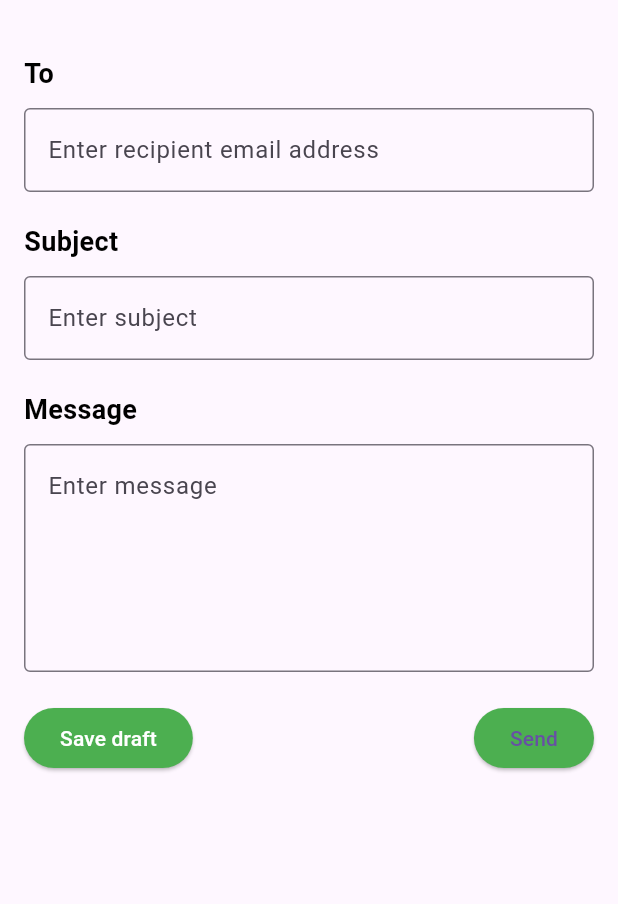
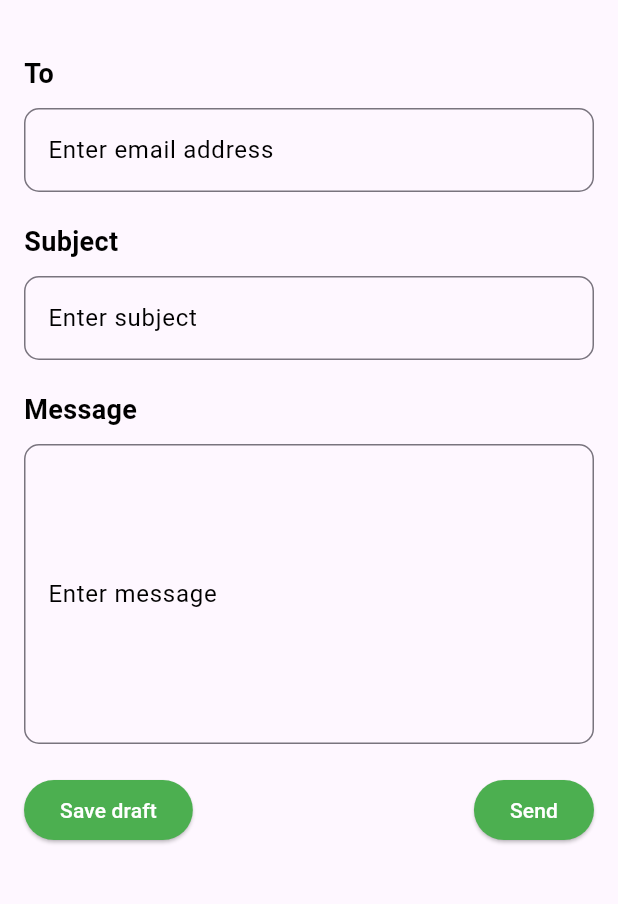
Before and after one commit to Aurits/webmail_v3, a Flutter app: the ComposeEmail screen opened by its route, on a phone screen of 412 x 824 dp, the part 90-994 px from its top. Run offline on Flutter 3.47's test engine with Material 3 defaults, Android fonts, the phone set to English and light mode, and no system bars; our stand-ins replace dio, flutter_form_builder, flutter_widget_from_html, form_builder_validators, settings_ui, sqflite; accounts and stored records are empty.

Commit message:
Dec 1, 2023, 12:35 PM

```diff
--- a/lib/pages/compose/compose.dart
+++ b/lib/pages/compose/compose.dart
@@ -52,8 +52,12 @@ class _ComposeEmailState extends State<ComposeEmail> {
               TextFormField(
                 style: const TextStyle(fontSize: 16),
                 decoration: const InputDecoration(
-                  border: OutlineInputBorder(),
-                  hintText: 'Enter recipient email address',
+                  border: OutlineInputBorder(
+                    borderSide: BorderSide(color: Colors.black),
+                    borderRadius: BorderRadius.all(Radius.circular(10)),
+                  ),
+                  label: Text('Enter email address'),
+                  labelStyle: TextStyle(color: Colors.black),
                 ),
               ),
               const SizedBox(height: 20),
@@ -69,8 +73,11 @@ class _ComposeEmailState extends State<ComposeEmail> {
               TextFormField(
                 style: const TextStyle(fontSize: 16),
                 decoration: const InputDecoration(
-                  border: OutlineInputBorder(),
-                  hintText: 'Enter subject',
+                  border: OutlineInputBorder(
+                      borderSide: BorderSide(color: Colors.black),
+                      borderRadius: BorderRadius.all(Radius.circular(10))),
+                  label: Text('Enter subject'),
+                  labelStyle: TextStyle(color: Colors.black),
                 ),
               ),
               const SizedBox(height: 20),
@@ -85,10 +92,13 @@ class _ComposeEmailState extends State<ComposeEmail> {
               const SizedBox(height: 10),
               TextFormField(
                 style: const TextStyle(fontSize: 16),
-                maxLines: 5,
+                maxLines: 7,
                 decoration: const InputDecoration(
-                  border: OutlineInputBorder(),
-                  hintText: 'Enter message',
+                  border: OutlineInputBorder(
+                      borderSide: BorderSide(color: Colors.black),
+                      borderRadius: BorderRadius.all(Radius.circular(10))),
+                  label: Text('Enter message'),
+                  labelStyle: TextStyle(color: Colors.black),
                 ),
               ),
               const SizedBox(height: 20),
@@ -110,7 +120,10 @@ class _ComposeEmailState extends State<ComposeEmail> {
                     style: ElevatedButton.styleFrom(
                       backgroundColor: Colors.green, // Change button color
                     ),
-                    child: const Text('Send'),
+                    child: const Text(
+                      'Send',
+                      style: TextStyle(color: Colors.white),
+                    ),
                   ),
                 ],
               ),
```
